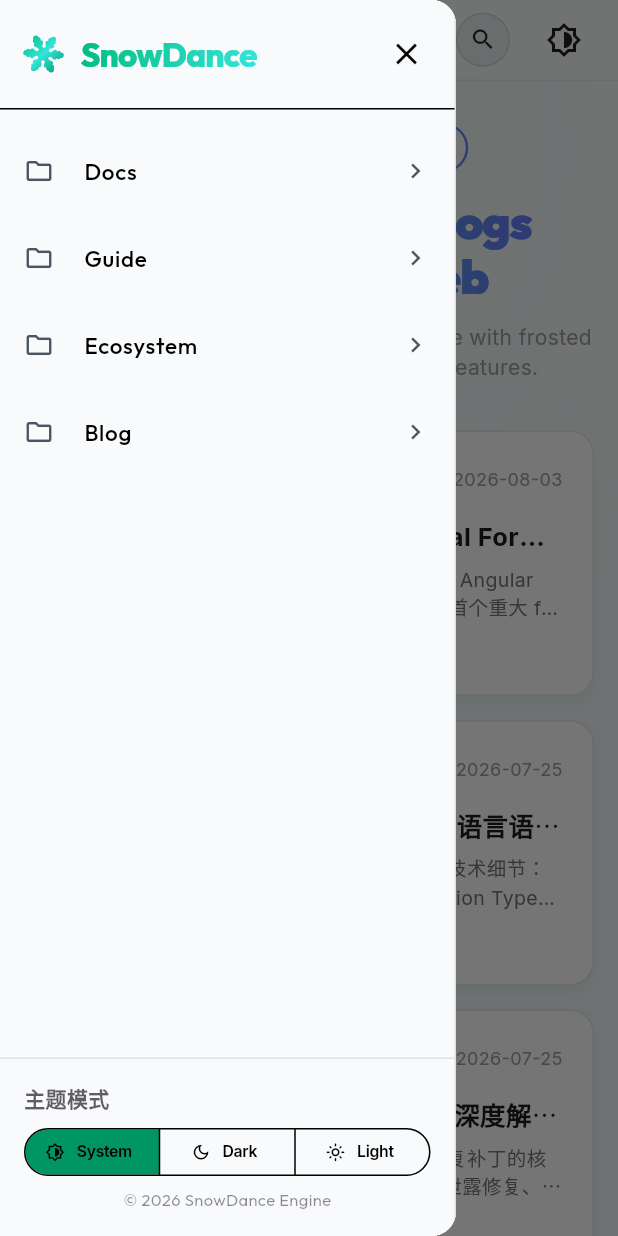
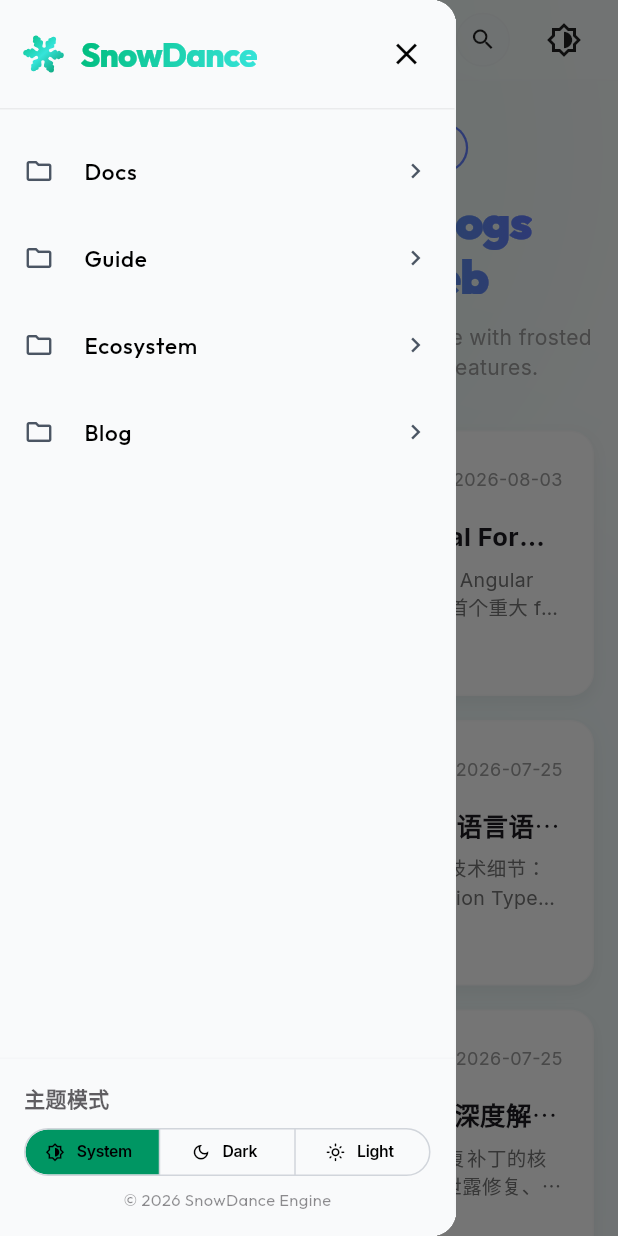
Before and after one commit to lanxuexing/snow_dance, a Flutter app: the screen it shows after launch, with the side drawer open, on a phone screen of 412 x 824 dp. Run offline on Flutter 3.47's test engine with Material 3 defaults, Android fonts, the phone set to English and light mode, and no system bars; drawn by our look-alikes of flutter_animate; our stand-ins replace flutter_highlight, flutter_markdown_plus, font_awesome_flutter, go_router, google_fonts, shared_preferences and 1 more; missing offline and left inert: highlight, markdown; project files that could hold a hidden picture were left out.

Commit message:
feat(flutter-3.47): 深度拥抱 Flutter 3.47 细粒度 MediaQuery 监听、Material 3 容器色阶与现代语义扩展

```diff
--- a/lib/core/theme/app_theme.dart
+++ b/lib/core/theme/app_theme.dart
@@ -140,10 +140,20 @@ class AppTheme {
       primary: primaryColor,
       secondary: secondaryColor,
       surface: Color(0xFF111111),
+      surfaceContainerLowest: Color(0xFF0D0D0D),
+      surfaceContainerLow: Color(0xFF141414),
       surfaceContainer: Color(0xFF1A1A1A),
       surfaceContainerHigh: Color(0xFF222222),
+      surfaceContainerHighest: Color(0xFF2A2A2A),
+      outline: Color(0xFF333333),
+      outlineVariant: Color(0xFF222222),
     ),
     scaffoldBackgroundColor: darkBgColor,
+    dividerTheme: const DividerThemeData(
+      color: Color(0x1AFFFFFF),
+      thickness: 1,
+      space: 1,
+    ),
     textTheme: _buildTextTheme(Brightness.dark),
     cardTheme: CardThemeData(
       color: const Color(0xFF1A1A1A),
@@ -160,10 +170,20 @@ class AppTheme {
       primary: lightPrimaryColor,
       secondary: lightSecondaryColor,
       surface: Colors.white,
+      surfaceContainerLowest: Colors.white,
+      surfaceContainerLow: Color(0xFFF9FAFB),
       surfaceContainer: Color(0xFFF3F4F6),
       surfaceContainerHigh: Color(0xFFE5E7EB),
+      surfaceContainerHighest: Color(0xFFD1D5DB),
+      outline: Color(0xFFD1D5DB),
+      outlineVariant: Color(0xFFE5E7EB),
     ),
     scaffoldBackgroundColor: lightBgColor,
+    dividerTheme: const DividerThemeData(
+      color: Color(0x0F000000),
+      thickness: 1,
+      space: 1,
+    ),
     textTheme: _buildTextTheme(Brightness.light),
     cardTheme: CardThemeData(
       color: Colors.white,
--- a/lib/widgets/app_drawer.dart
+++ b/lib/widgets/app_drawer.dart
@@ -74,7 +74,7 @@ class _AppDrawerState extends State<AppDrawer> {
   Widget _buildHeader(BuildContext context) {
     return Container(
       padding: EdgeInsets.only(
-        top: MediaQuery.of(context).padding.top + 12,
+        top: MediaQuery.paddingOf(context).top + 12,
         bottom: 12,
         left: 16,
         right: 8,
```
Also changed, not shown: lib/core/utils/context_extensions.dart (+18 -8 lines).
